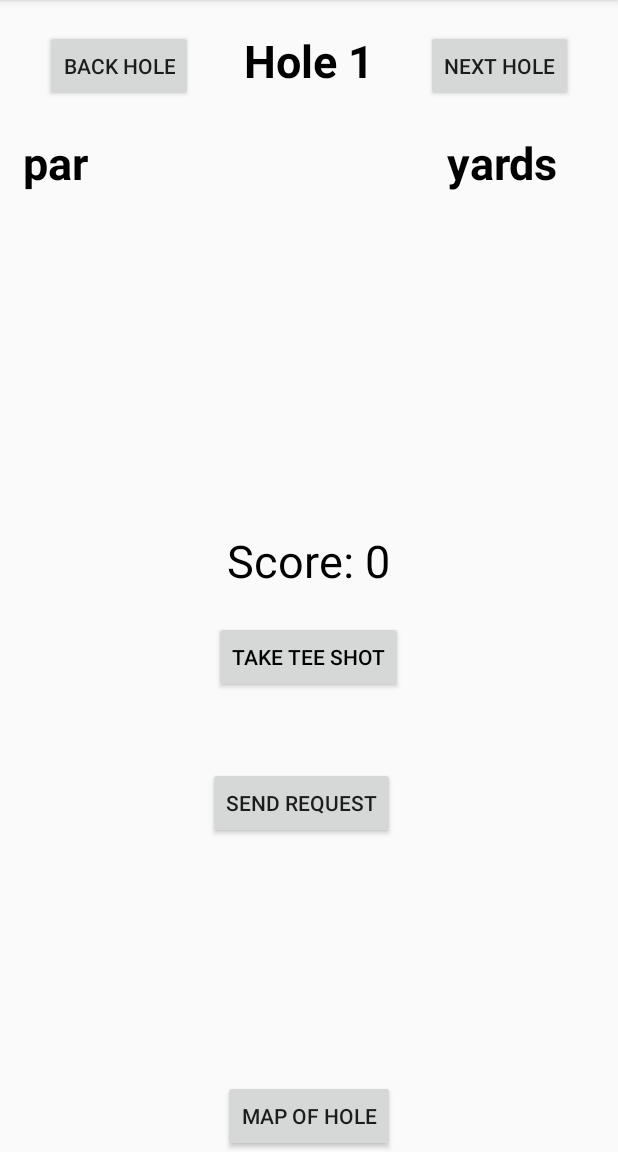
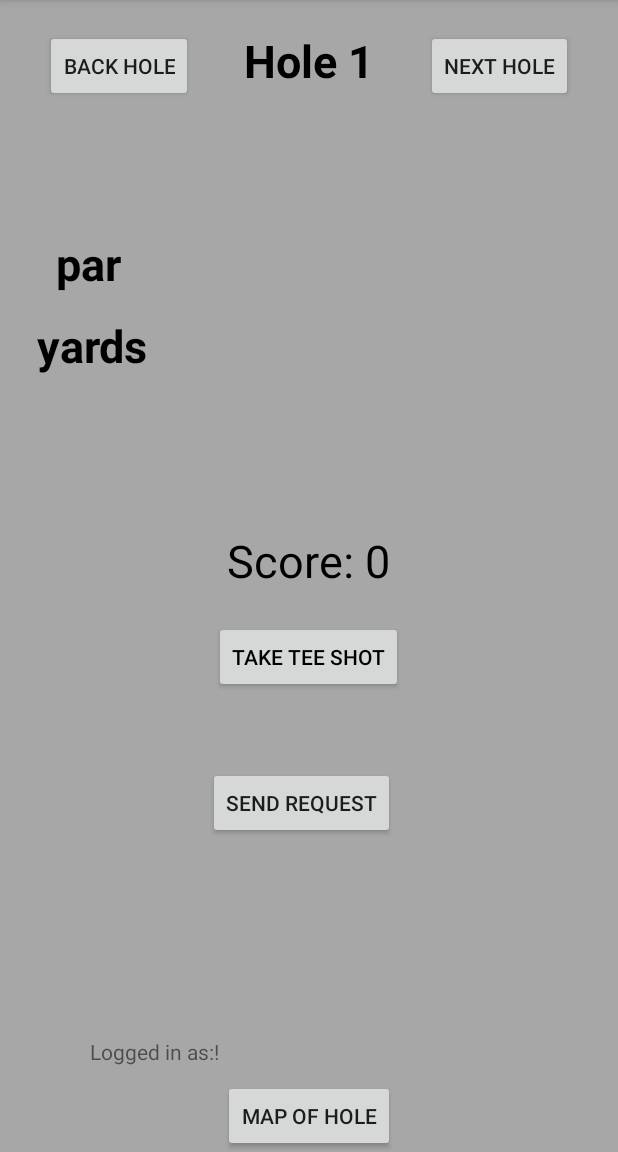
Before and after one commit to TheManOfTeel/Golf-Player-Time-Management, an Android app: the Game2Activity screen opened directly, with no data from a screen before it, on a phone screen of 412 x 824 dp, the part 84-1236 px from its top. Run offline under Robolectric (Android 15) with nearby library versions, the phone set to English and light mode, and no system bars; our stand-ins replace Firebase (no records; nobody signed in at launch, a user with empty details on screens opened directly); 3 statements that could not run were skipped.

Commit message:
updated some strings, changed background color, fixed the placement of textviews, made a new textview that shows who is currently logged in and made the request button invisible if it has been pressed to prevent spam.

```diff
--- a/GPTM Mobile App/app/src/main/java/com/example/elijah/golfplayertimemanagement/Game2Activity.java
+++ b/GPTM Mobile App/app/src/main/java/com/example/elijah/golfplayertimemanagement/Game2Activity.java
@@ -41,6 +41,7 @@ public class Game2Activity extends AppCompatActivity {
     private String uid;
     private FirebaseUser user;
     public String email;
+    private TextView login;
 
 
 
@@ -50,6 +51,7 @@ public class Game2Activity extends AppCompatActivity {
         super.onCreate(savedInstanceState);
 
         setContentView(R.layout.activity_game2);
+
         database = FirebaseDatabase.getInstance();
         myRef = database.getReference();
         mAuth = FirebaseAuth.getInstance();
@@ -70,12 +72,17 @@ public class Game2Activity extends AppCompatActivity {
         }
 
         getHoleDetails(holeNum);
+        login = (TextView) findViewById(R.id.playLog);
         newReq = (Button) findViewById(R.id.request);
         NextHole = (Button) findViewById(R.id.nexthole);
         BackHole = (Button) findViewById(R.id.backhole);
         map = (Button)findViewById(R.id.map);
         score = (TextView)findViewById(R.id.playerPar);
         shot = (Button)findViewById(R.id.ShotName);
+
+        login.setText("Logged in as:" + email + "!");
+
+
         if(playerPar== 0){
             shot.setText("Take Tee Shot");
         }else{
@@ -124,6 +131,8 @@ public class Game2Activity extends AppCompatActivity {
 
                         myRef.child("Request").child(CourseName).push().setValue("User:" + emailTrun + ";Hole:"+ holeNum);
                         Toast.makeText(Game2Activity.this, "Request Sent!", Toast.LENGTH_SHORT).show();
+
+                        newReq.setVisibility(View.INVISIBLE);
                     }
 
                     @Override
--- a/GPTM Mobile App/app/src/main/java/com/example/elijah/golfplayertimemanagement/GolfCourseHomeActivity.java
+++ b/GPTM Mobile App/app/src/main/java/com/example/elijah/golfplayertimemanagement/GolfCourseHomeActivity.java
@@ -191,22 +191,22 @@ public class GolfCourseHomeActivity extends AppCompatActivity {
             case R.id.BlueSquare:
                 if (checked)
                     difficulty = "Blue_Square";
-                    Toast.makeText(this, "blue is clicked", Toast.LENGTH_SHORT).show();
+                    Toast.makeText(this, "You selected the blue holes", Toast.LENGTH_SHORT).show();
                     break;
             case R.id.PinkDiamond:
                 if (checked)
                     difficulty = "Pink_Diamond";
-                    Toast.makeText(this, "pink is clicked", Toast.LENGTH_SHORT).show();
+                    Toast.makeText(this, "You selected the pink holes", Toast.LENGTH_SHORT).show();
                     break;
             case R.id.RedCircle:
                 if (checked)
                     difficulty = "Red_Circle";
-                    Toast.makeText(this, "Red is clicked", Toast.LENGTH_SHORT).show();
+                    Toast.makeText(this, "You selected the red holes", Toast.LENGTH_SHORT).show();
                 break;
             case R.id.YellowTriange:
                 if (checked)
                     difficulty = "Yellow_Triangle";
-                    Toast.makeText(this, "Yellow is clicked", Toast.LENGTH_SHORT).show();
+                    Toast.makeText(this, "You selected the yellow holes", Toast.LENGTH_SHORT).show();
                 break;
         }
 
--- a/GPTM Mobile App/app/src/main/res/layout/activity_game2.xml
+++ b/GPTM Mobile App/app/src/main/res/layout/activity_game2.xml
@@ -4,6 +4,7 @@
     xmlns:tools="http://schemas.android.com/tools"
     android:layout_width="match_parent"
     android:layout_height="match_parent"
+    android:background="#A7A7A7"
     tools:context=".Game2Activity">
 
     <TextView
@@ -40,28 +41,30 @@
         android:id="@+id/par"
         android:layout_width="wrap_content"
         android:layout_height="wrap_content"
+        android:layout_below="@id/backhole"
+        android:layout_alignParentLeft="true"
+        android:layout_marginLeft="37dp"
+        android:layout_marginTop="67dp"
         android:paddingTop="20dp"
-        android:layout_alignParentLeft="true"
-        android:layout_marginLeft="15dp"
         android:text="par"
         android:textColor="#000"
         android:textSize="30dp"
-        android:textStyle="bold"
-        android:layout_below="@id/backhole"
-        />
+        android:textStyle="bold" />
+
     <TextView
         android:id="@+id/yards"
-        android:layout_width="wrap_content"
+        android:layout_width="375dp"
         android:layout_height="wrap_content"
+        android:layout_below="@id/nexthole"
+        android:layout_alignParentRight="true"
+        android:layout_marginTop="122dp"
+        android:layout_marginRight="12dp"
         android:paddingTop="20dp"
         android:text="yards"
         android:textColor="#000"
         android:textSize="30dp"
-        android:textStyle="bold"
-        android:layout_below="@id/nexthole"
-        android:layout_alignParentRight="true"
-        android:layout_marginRight="40dp"
-        />
+        android:textStyle="bold" />
+
     <TextView
         android:id="@+id/playerPar"
         android:layout_width="wrap_content"
@@ -105,4 +108,16 @@
         android:layout_marginBottom="-97dp"
         android:text="Send request" />
 
+    <TextView
+        android:id="@+id/playLog"
+        android:layout_width="wrap_content"
+        android:layout_height="wrap_content"
+        android:layout_above="@+id/map"
+        android:layout_alignEnd="@+id/hole"
+        android:layout_alignRight="@+id/hole"
+        android:layout_marginEnd="103dp"
+        android:layout_marginRight="103dp"
+        android:layout_marginBottom="9dp"
+        android:text="Currently logged in as: " />
+
 </RelativeLayout>
--- a/GPTM Mobile App/app/src/main/res/layout/activity_golf_course_home.xml
+++ b/GPTM Mobile App/app/src/main/res/layout/activity_golf_course_home.xml
@@ -4,6 +4,7 @@
     xmlns:tools="http://schemas.android.com/tools"
     android:layout_width="match_parent"
     android:layout_height="match_parent"
+    android:background="#A7A7A7"
     tools:context=".GolfCourseHomeActivity">
 
 
```
Also changed, not shown: 1 other file.
